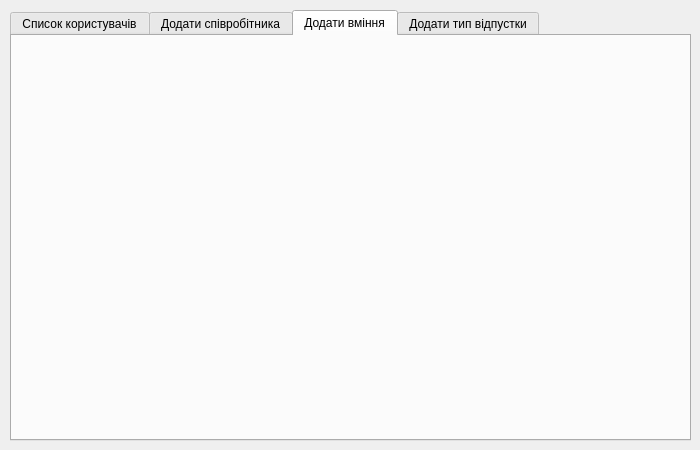
First picture: the form in mainwindow.ui, repository chepiga1995/db_project, before the edit.
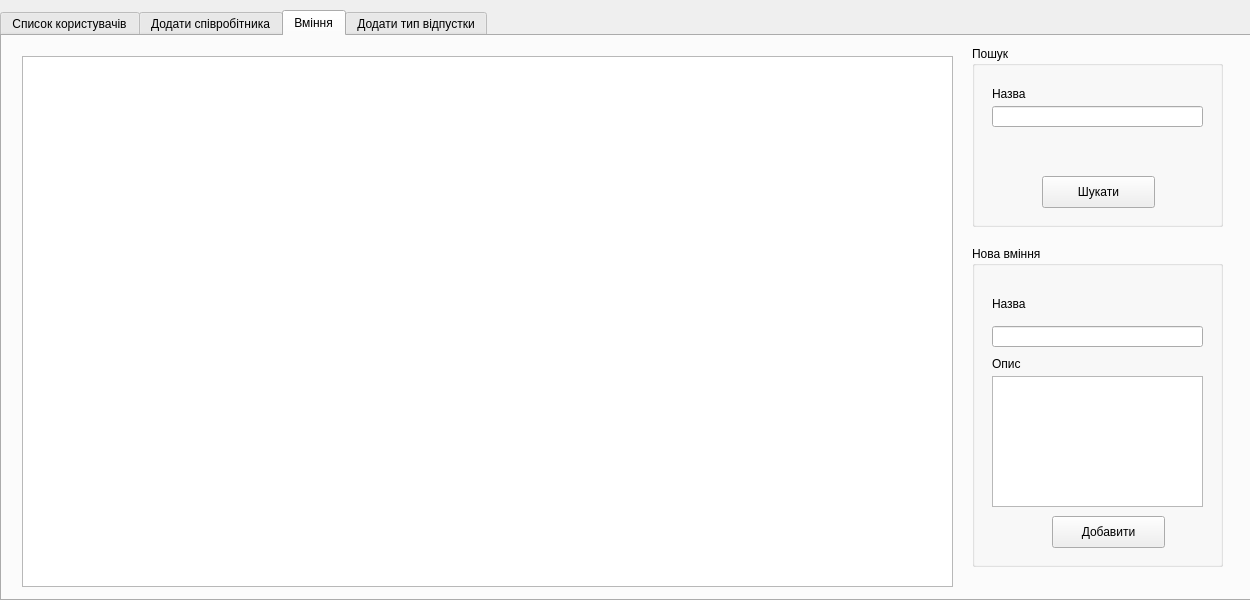
Second picture: the form after the edit.

Commit message: add skill view

```diff
--- a/mainwindow.ui
+++ b/mainwindow.ui
@@ -6,26 +6,68 @@
    <rect>
     <x>0</x>
     <y>0</y>
-    <width>700</width>
-    <height>450</height>
+    <width>1250</width>
+    <height>600</height>
    </rect>
   </property>
+  <property name="sizePolicy">
+   <sizepolicy hsizetype="Fixed" vsizetype="Fixed">
+    <horstretch>0</horstretch>
+    <verstretch>0</verstretch>
+   </sizepolicy>
+  </property>
+  <property name="minimumSize">
+   <size>
+    <width>1250</width>
+    <height>600</height>
+   </size>
+  </property>
+  <property name="maximumSize">
+   <size>
+    <width>1250</width>
+    <height>600</height>
+   </size>
+  </property>
   <property name="windowTitle">
    <string>MainWindow</string>
   </property>
   <widget class="QWidget" name="centralWidget">
+   <property name="sizePolicy">
+    <sizepolicy hsizetype="Fixed" vsizetype="Fixed">
+     <horstretch>0</horstretch>
+     <verstretch>0</verstretch>
+    </sizepolicy>
+   </property>
+   <property name="minimumSize">
+    <size>
+     <width>1250</width>
+     <height>600</height>
+    </size>
+   </property>
+   <property name="maximumSize">
+    <size>
+     <width>1250</width>
+     <height>600</height>
+    </size>
+   </property>
    <widget class="QTabWidget" name="tabWidget">
     <property name="enabled">
      <bool>true</bool>
     </property>
     <property name="geometry">
      <rect>
-      <x>10</x>
+      <x>0</x>
       <y>10</y>
-      <width>681</width>
-      <height>431</height>
+      <width>1251</width>
+      <height>591</height>
      </rect>
     </property>
+    <property name="sizePolicy">
+     <sizepolicy hsizetype="Fixed" vsizetype="Fixed">
+      <horstretch>0</horstretch>
+      <verstretch>0</verstretch>
+     </sizepolicy>
+    </property>
     <property name="currentIndex">
      <number>2</number>
     </property>
@@ -47,8 +89,139 @@
     </widget>
     <widget class="QWidget" name="tab_3">
      <attribute name="title">
-      <string>Додати вміння</string>
+      <string>Вміння</string>
      </attribute>
+     <widget class="QTableView" name="tableView_2">
+      <property name="geometry">
+       <rect>
+        <x>20</x>
+        <y>20</y>
+        <width>931</width>
+        <height>531</height>
+       </rect>
+      </property>
+     </widget>
+     <widget class="QGroupBox" name="groupBox_2">
+      <property name="geometry">
+       <rect>
+        <x>970</x>
+        <y>10</y>
+        <width>251</width>
+        <height>181</height>
+       </rect>
+      </property>
+      <property name="title">
+       <string>Пошук</string>
+      </property>
+      <widget class="QLabel" name="label">
+       <property name="geometry">
+        <rect>
+         <x>20</x>
+         <y>40</y>
+         <width>59</width>
+         <height>16</height>
+        </rect>
+       </property>
+       <property name="text">
+        <string>Назва</string>
+       </property>
+      </widget>
+      <widget class="QLineEdit" name="lineEdit">
+       <property name="geometry">
+        <rect>
+         <x>20</x>
+         <y>60</y>
+         <width>211</width>
+         <height>21</height>
+        </rect>
+       </property>
+      </widget>
+      <widget class="QPushButton" name="pushButton">
+       <property name="geometry">
+        <rect>
+         <x>70</x>
+         <y>130</y>
+         <width>113</width>
+         <height>32</height>
+        </rect>
+       </property>
+       <property name="text">
+        <string>Шукати</string>
+       </property>
+      </widget>
+     </widget>
+     <widget class="QGroupBox" name="groupBox">
+      <property name="geometry">
+       <rect>
+        <x>970</x>
+        <y>210</y>
+        <width>251</width>
+        <height>321</height>
+       </rect>
+      </property>
+      <property name="title">
+       <string>Нова вміння</string>
+      </property>
+      <widget class="QTextEdit" name="textEdit">
+       <property name="geometry">
+        <rect>
+         <x>20</x>
+         <y>130</y>
+         <width>211</width>
+         <height>131</height>
+        </rect>
+       </property>
+      </widget>
+      <widget class="QLineEdit" name="lineEdit_2">
+       <property name="geometry">
+        <rect>
+         <x>20</x>
+         <y>80</y>
+         <width>211</width>
+         <height>21</height>
+        </rect>
+       </property>
+      </widget>
+      <widget class="QLabel" name="label_2">
+       <property name="geometry">
+        <rect>
+         <x>20</x>
+         <y>50</y>
+         <width>59</width>
+         <height>16</height>
+        </rect>
+       </property>
+       <property name="text">
+        <string>Назва</string>
+       </property>
+      </widget>
+      <widget class="QLabel" name="label_3">
+       <property name="geometry">
+        <rect>
+         <x>20</x>
+         <y>110</y>
+         <width>59</width>
+         <height>16</height>
+        </rect>
+       </property>
+       <property name="text">
+        <string>Опис</string>
+       </property>
+      </widget>
+      <widget class="QPushButton" name="pushButton_2">
+       <property name="geometry">
+        <rect>
+         <x>80</x>
+         <y>270</y>
+         <width>113</width>
+         <height>32</height>
+        </rect>
+       </property>
+       <property name="text">
+        <string>Добавити</string>
+       </property>
+      </widget>
+     </widget>
     </widget>
     <widget class="QWidget" name="tab_4">
      <attribute name="title">
```
Left out of the diff: 20 changed lines with no effect on the pictures. The commit also changes 9 other files.
